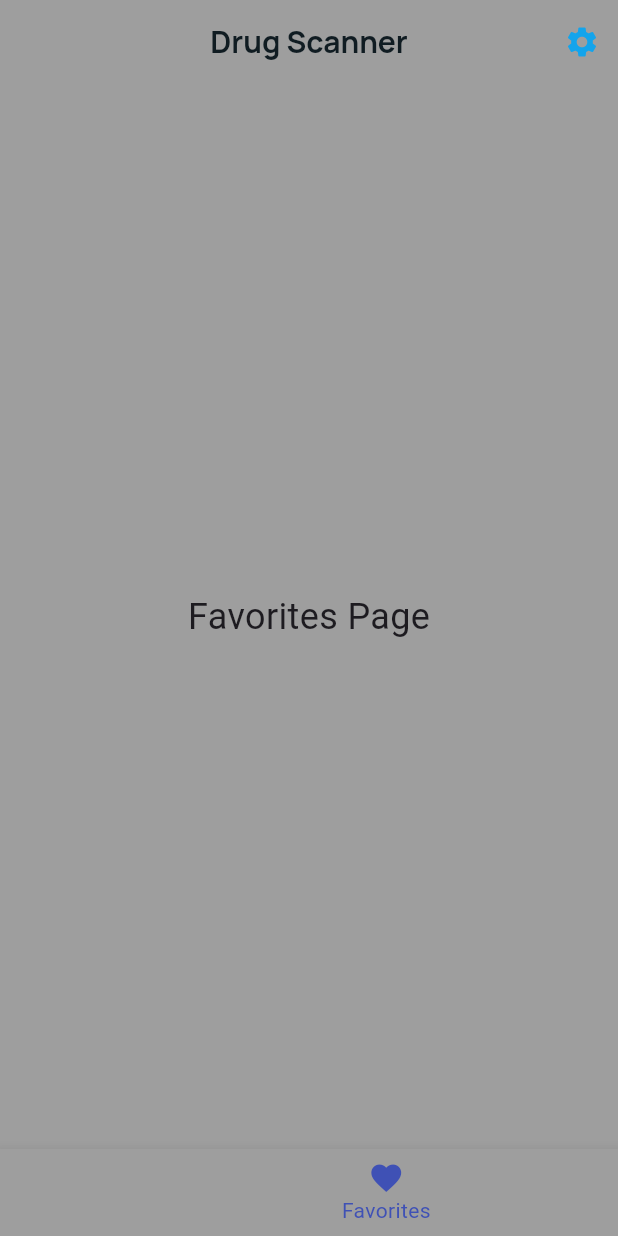
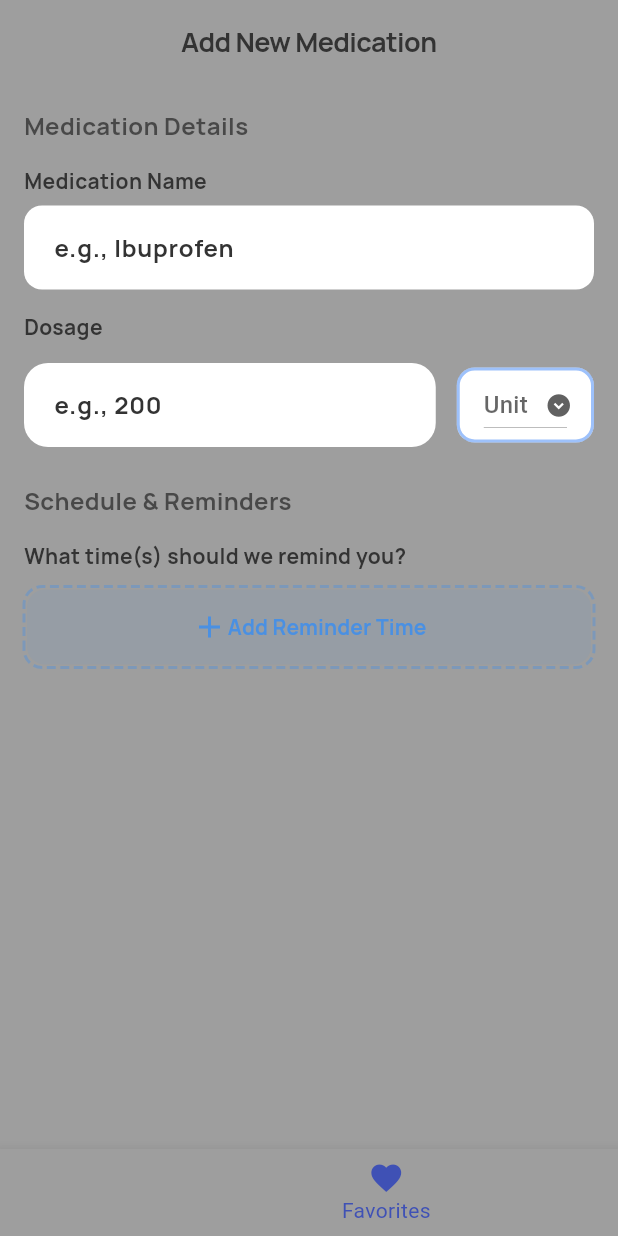
Before and after one commit to quantumdevrudreshh-web/clear_pill_project, a Flutter app: the Drugscanner screen opened directly with empty values, item 3 of the bottom bar chosen, on a phone screen of 412 x 824 dp. Run offline on Flutter 3.47's test engine with Material 3 defaults, Android fonts, the phone set to English and light mode, and no system bars; drawn by our look-alikes of dotted_border; our stand-ins replace image_picker, shared_preferences; accounts and stored records are empty; network calls fail.

Commit message:
"Commited before ReminderTime Screan creation"

```diff
--- a/lib/auth/auth-service.dart
+++ b/lib/auth/auth-service.dart
@@ -4,7 +4,7 @@ import 'package:http/http.dart' as http;
 class AuthService {
 
   // Use 10.0.2.2 for Android Emulator, localhost for iOS
-  final String baseUrl = "http://192.168.0.104:8080/api/auth";
+  final String baseUrl = "http://10.71.112.13:8080/api/auth";
 
   //RegisterFunction
   Future<String> register(String userName, String password) async {
--- a/lib/auth/login-page.dart
+++ b/lib/auth/login-page.dart
@@ -56,7 +56,9 @@ class _LoginPageState extends State<LoginPage> {
   @override
   Widget build(BuildContext context) {
     return Scaffold(
+      backgroundColor: widget.bgColor,
       appBar: AppBar(
+        backgroundColor: widget.bgColor,
         title: Text("Login", style: TextStyle(fontWeight: widget.weight700, fontFamily: widget.fontFamily, fontSize: 18, height: 1.75),),
         centerTitle: true,
       ),
@@ -241,7 +243,9 @@ class BottomLoginButton extends StatelessWidget {
 
   @override
   Widget build(BuildContext context) {
-    return ElevatedButton(
+    return Container(
+      color: bgColor,
+      child: ElevatedButton(
           onPressed: () {submit();},
           style: ElevatedButton.styleFrom(
             backgroundColor: Color.fromRGBO(19, 164, 236, 1),
@@ -251,6 +255,7 @@ class BottomLoginButton extends StatelessWidget {
             )
           ),
           child: Text("Login", style: TextStyle(fontWeight: weight700, fontFamily: fontFamily, height: 3.5, color: Colors.white),),
+        ),
     );
   }
 }
--- a/lib/auth/reg-page.dart
+++ b/lib/auth/reg-page.dart
@@ -59,7 +59,9 @@ class _RegisterPageState extends State<RegisterPage> {
   @override
   Widget build(BuildContext context) {
     return Scaffold(
+      backgroundColor: widget.bgColor,
       appBar: AppBar(
+        backgroundColor: widget.bgColor,
         title: Text("Register", style: TextStyle(fontWeight: widget.weight700, fontFamily: widget.fontFamily, fontSize: 18, height: 1.75),),
         centerTitle: true,
       ),
--- /dev/null
+++ b/lib/pages/MedicationSchedule.dart
@@ -0,0 +1,230 @@
+import 'package:dotted_border/dotted_border.dart';
+import 'package:flutter/material.dart';
+
+class Medicationschedule extends StatefulWidget {
+  final Color color;
+  final FontWeight weight700;
+  final String fontFamily;
+  final Color bgColor;
+  const Medicationschedule({super.key, required this.color, required this.weight700, required this.fontFamily, required this.bgColor});
+
+  @override
+  State<Medicationschedule> createState() => _MedicationscheduleState();
+}
+
+class _MedicationscheduleState extends State<Medicationschedule> {
+
+  Color subHeadColor = Color.fromRGBO(51, 51, 51, 1);
+  Color headColor = Color.fromRGBO(51, 51, 51, 0.8);
+
+  dynamic _selectedValue;
+
+  final List<String> _items = ["mg", "mcg", "g", "ml", "pill(s)"];
+
+  List<DropdownMenuItem<dynamic>> get _dropdownItems {
+    return _items.map((String items) {
+      return DropdownMenuItem<dynamic>(
+        value: items,
+        child: Text(items, style: TextStyle(color: subHeadColor, height: 1.5, fontWeight: FontWeight.w400, fontSize: 16),),
+      );
+    }).toList();
+  }
+
+  @override
+  Widget build(BuildContext context) {
+    return Scaffold(
+      backgroundColor: widget.bgColor,
+      appBar: AppBar(
+        backgroundColor: widget.bgColor,
+        title: Text("Add New Medication", style: TextStyle(color: subHeadColor, fontFamily: widget.fontFamily, letterSpacing: -0.4, height: 1.25, fontWeight: widget.weight700, fontSize: 18),),
+        centerTitle: true,
+      ),
+
+      body: Container(
+        padding: EdgeInsets.all(16),
+        child: Column(
+          crossAxisAlignment: CrossAxisAlignment.start,
+          children: <Widget>[
+            Text("Medication Details", style: TextStyle(color: headColor, fontWeight: FontWeight.w600, fontSize: 16, height: 1.5, fontFamily: widget.fontFamily),),
+            SizedBox(height: 16,),
+            Text("Medication Name", style: TextStyle(color: subHeadColor, fontWeight: FontWeight.w500, fontSize: 14, height: 1.25, fontFamily: widget.fontFamily),),
+            SizedBox(height: 8,),
+            TextField(
+              //controller: usernameController,
+              decoration: InputDecoration(
+                contentPadding: EdgeInsets.all(16),
+                // 1. Labels and Hints
+                hintText: 'e.g., Ibuprofen',
+                //Styles
+                hintStyle: TextStyle(height: 1.5, fontFamily: widget.fontFamily, fontWeight: FontWeight.w400, fontSize: 16, color: subHeadColor),
+
+                // 3. Background Color
+                filled: true,
+                fillColor: Colors.white,
+
+                // 4. Borders (The most important part for styling)
+
+                // Default border (when not focused)
+                enabledBorder: OutlineInputBorder(
+                  borderRadius: BorderRadius.circular(12.0),
+                  borderSide: const BorderSide(
+                    color: Colors.transparent,
+                    width: 2.0,
+                  ),
+                ),
+
+                // Border when clicked (focused)
+                focusedBorder: OutlineInputBorder(
+                  borderRadius: BorderRadius.circular(15.0),
+                  borderSide: const BorderSide(
+                    color: Color.fromRGBO(59, 130, 246, 0.5),
+                    width: 2.0,
+                  ),
+                ),
+
+                // Border when there is an error (optional)
+                // errorBorder: OutlineInputBorder(
+                //   borderRadius: BorderRadius.circular(15.0),
+                //   borderSide: const BorderSide(
+                //     color: Colors.red,
+                //     width: 1.5,
+                //   ),
+                // ),
+              ),
+            ),
+            SizedBox(height: 16,),
+            Text("Dosage", style: TextStyle(color: subHeadColor, fontWeight: FontWeight.w500, fontSize: 14, height: 1.25, fontFamily: widget.fontFamily),),
+            SizedBox(height: 16,),
+
+            Row(
+              spacing: 14,
+              children: <Widget> [
+                Expanded(
+                  flex: 3,
+                  child: TextField(
+                    //controller: usernameContrfoller,
+                    decoration: InputDecoration(
+                      contentPadding: EdgeInsets.all(16),
+                      // 1. Labels and Hints
+                      hintText: 'e.g., 200',
+                      //Styles
+                      hintStyle: TextStyle(height: 1.5, fontFamily: widget.fontFamily, fontWeight: FontWeight.w400, fontSize: 16, color: subHeadColor),
+
+                      // 3. Background Color
+                      filled: true,
+                      fillColor: Colors.white,
+
+                      // 4. Borders (The most important part for styling)
+
+                      // Default border (when not focused)
+                      enabledBorder: OutlineInputBorder(
+                        borderRadius: BorderRadius.circular(16.0),
+                        borderSide: const BorderSide(
+                          color: Colors.transparent,
+                          width: 2.0,
+                        ),
+                      ),
+
+                      // Border when clicked (focused)
+                      focusedBorder: OutlineInputBorder(
+                        borderRadius: BorderRadius.circular(15.0),
+                        borderSide: const BorderSide(
+                          color: Color.fromRGBO(59, 130, 246, 0.5),
+                          width: 2.0,
+                        ),
+                      ),
+
+                      // Border when there is an error (optional)
+                      // errorBorder: OutlineInputBorder(
+                      //   borderRadius: BorderRadius.circular(15.0),
+                      //   borderSide: const BorderSide(
+                      //     color: Colors.red,
+                      //     width: 1.5,
+                      //   ),
+                      // ),
+                    ),
+                  ),
+                ),
+
+                Expanded(
+                  flex: 1,
+                  child: Container(
+                    //width: 96,
+                    height: 50,
+                    padding: const EdgeInsets.symmetric(horizontal: 16),
+                    decoration: BoxDecoration(
+                      color: Colors.white,
+                      borderRadius: BorderRadius.circular(12),
+                      border: Border.all(color: Color.fromRGBO(59, 130, 246, 0.5), width: 2),
+                    ),
+                    child: DropdownButton<dynamic>(
+                      icon: Icon(Icons.expand_circle_down),
+                      iconSize: 18,
+                      value: _selectedValue,
+                      hint: Text("Unit"),
+                      items: _dropdownItems,
+                      onChanged: (dynamic newValue) {
+                        setState(() {
+                          _selectedValue = newValue;
+                        });
+                      },
+                    ),
+                  ),
+                )
+              ],
+            ),
+
+            SizedBox(height: 24,),
+
+            Text("Schedule & Reminders", style: TextStyle(color: headColor, fontSize: 16, height: 1.5, fontWeight: FontWeight.w600, fontFamily: widget.fontFamily),),
+            SizedBox(height: 16,),
+            Text("What time(s) should we remind you?", style: TextStyle(fontFamily: widget.fontFamily, color: subHeadColor, fontSize: 14, height: 1.25, fontWeight: FontWeight.w500),),
+            SizedBox(height: 12,),
+            Container(
+              height: 100,
+              child: SingleChildScrollView(
+                child: Column(
+                  children: <Widget> [
+                    // To add the Alarm function.z
+                    DottedBorder(
+                      color: Color.fromRGBO(74, 144, 226, 0.4), // Color of the dots
+                      strokeWidth: 2, // Thickness of the dots
+                      dashPattern: const [6, 3], // 6px Line, 3px Space
+                      borderType: BorderType.RRect, // Rounded Rectangle
+                      radius: const Radius.circular(12), // Corner Radius
+                      child: SizedBox(
+                        width: double.infinity,
+                        height: 50,
+                        child: TextButton(
+                          onPressed: () {
+                            print("Dotted Button Pressed!");
+                          },
+                          style: TextButton.styleFrom(
+                            backgroundColor: Color.fromRGBO(74, 144, 226, 0.1),
+                            shape: RoundedRectangleBorder(
+                              borderRadius: BorderRadius.circular(12),
+                            ),
+                          ),
+                          child: Row(
+                            mainAxisAlignment: MainAxisAlignment.center,
+                            children: [
+                              Icon(Icons.add, fontWeight: FontWeight.normal, size: 24, color: Color.fromRGBO(74, 144, 226, 1),),
+                              Text(
+                                'Add Reminder Time',
+                                style: TextStyle(fontSize: 14, height: 1.25, color: Color.fromRGBO(74, 144, 226, 1), fontFamily: widget.fontFamily, fontWeight: FontWeight.w600,),
+                              ),
+                            ],
+                          ),
+                        ),
+                      ),
+                    ),
+                  ],
+                ),
+              ),
+            )
+          ],
+        ),
+      ),
+    );
+  }
+}
--- a/lib/pages/drugscanner.dart
+++ b/lib/pages/drugscanner.dart
@@ -1,5 +1,6 @@
 import 'dart:io';
 
+import 'package:clear_pill_project/pages/MedicationSchedule.dart';
 import 'package:clear_pill_project/pages/drugdetails.dart';
 import 'package:clear_pill_project/pages/settingspage.dart';
 import 'package:flutter/material.dart';
@@ -22,9 +23,9 @@ class _DrugscannerState extends State<Drugscanner> {
 
   // 2. Define the pages for each tab
   List<Widget> get _pages => [
-    DrugScannerBody(color: color, weight700: weight700, fontFamily: fontFamily),
+    DrugScannerBody(color: color, weight700: weight700, fontFamily: fontFamily, bgColor: widget.bgColor,),
     const Center(child: Text('History Page', style: TextStyle(fontSize: 24))),
-    const Center(child: Text('Favorites Page', style: TextStyle(fontSize: 24))),
+    Medicationschedule(color: color, weight700: weight700, fontFamily: "ManropeBold", bgColor: widget.bgColor,),
     const Center(child: Text('Profile Page', style: TextStyle(fontSize: 24))),
   ];
 
@@ -33,18 +34,18 @@ class _DrugscannerState extends State<Drugscanner> {
 
     return Scaffold(
       backgroundColor: widget.bgColor,
-      appBar: AppBar(
-        backgroundColor: widget.bgColor,
-        leading: Icon(null),
-        title: Text("Drug Scanner", style: TextStyle(color: color, fontFamily: fontFamily, fontWeight: weight700, fontSize: 20),),
-        centerTitle: true,
-        actions: <Widget>[
-          IconButton(
-            onPressed: () {Navigator.push(context, MaterialPageRoute(builder: (context) => SettingsPage(color: color, weight700: weight700, fontFamily: fontFamily, bgColor: widget.bgColor)));},
-            icon: Icon(Icons.settings, size: 24, color: Color.fromRGBO(19, 164, 236, 1),)
-          )
-        ],
-      ),
+      // appBar: AppBar(
+      //   backgroundColor: widget.bgColor,
+      //   leading: Icon(null),
+      //   title: Text("Drug Scanner", style: TextStyle(color: color, fontFamily: fontFamily, fontWeight: weight700, fontSize: 20),),
+      //   centerTitle: true,
+      //   actions: <Widget>[
+      //     IconButton(
+      //       onPressed: () {Navigator.push(context, MaterialPageRoute(builder: (context) => SettingsPage(color: color, weight700: weight700, fontFamily: fontFamily, bgColor: widget.bgColor)));},
+      //       icon: Icon(Icons.settings, size: 24, color: Color.fromRGBO(19, 164, 236, 1),)
+      //     )
+      //   ],
+      // ),
 
       body: _pages[_currentIndex],
 
@@ -96,7 +97,8 @@ class DrugScannerBody extends StatefulWidget {
   final Color color;
   final FontWeight weight700;
   final String fontFamily;
-  const DrugScannerBody({super.key, required this.color, required this.weight700, required this.fontFamily});
+  final Color bgColor;
+  const DrugScannerBody({super.key, required this.color, required this.weight700, required this.fontFamily, required this.bgColor});
 
   @override
   State<DrugScannerBody> createState() => _DrugScannerBodyState();
@@ -128,7 +130,21 @@ class _DrugScannerBodyState extends State<DrugScannerBody> {
   Widget build(BuildContext context) {
     // ignore: no_leading_underscores_for_local_identifiers
     final TextEditingController _controller = TextEditingController();
-    return Padding(
+    return Scaffold(
+      backgroundColor: widget.bgColor,
+      appBar: AppBar(
+        backgroundColor: widget.bgColor,
+        leading: Icon(null),
+        title: Text("Drug Scanner", style: TextStyle(color: widget.color, fontFamily: widget.fontFamily, fontWeight: widget.weight700, fontSize: 20),),
+        centerTitle: true,
+        actions: <Widget>[
+          IconButton(
+            onPressed: () {Navigator.push(context, MaterialPageRoute(builder: (context) => SettingsPage(color: widget.color, weight700: widget.weight700, fontFamily: widget.fontFamily, bgColor: widget.bgColor)));},
+            icon: Icon(Icons.settings, size: 24, color: Color.fromRGBO(19, 164, 236, 1),)
+          )
+        ],
+      ),
+      body: Padding(
         padding: const EdgeInsets.all(16.0),
         child: ListView(
           children: <Widget>[
@@ -218,6 +234,7 @@ class _DrugScannerBodyState extends State<DrugScannerBody> {
             ),
           ]
         ),
+      ),
     );
   }
 
--- a/pubspec.yaml
+++ b/pubspec.yaml
@@ -31,6 +31,8 @@ dependencies:
   http: ^1.2.0
 
   shared_preferences: ^2.5.3
+
+  dotted_border: ^2.1.0
 
   flutter:
     sdk: flutter
@@ -66,9 +68,11 @@ flutter:
       - family: Manrope
         fonts:
           - asset: assets/fonts/Manrope-Regular.ttf
-          - asset: assets/fonts/Manrope-Bold.ttf
           - asset: assets/fonts/Manrope-Light.ttf
 
+      - family: ManropeBold
+        fonts:
+        - asset: assets/fonts/Manrope-Bold.ttf
   # To add assets to your application, add an assets section, like this:
   # assets:
   #   - images/a_dot_burr.jpeg
```
Also changed, not shown: pubspec.lock. Lines whose indentation alone changed are shown as unchanged.
